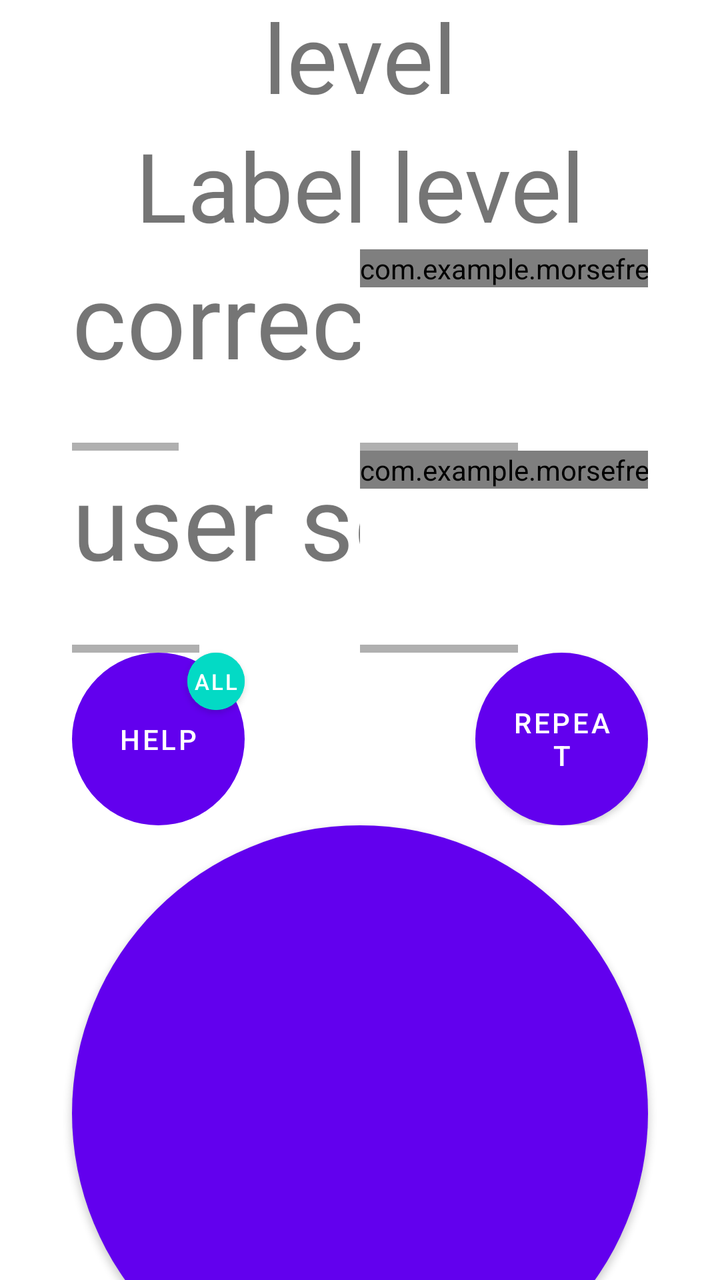
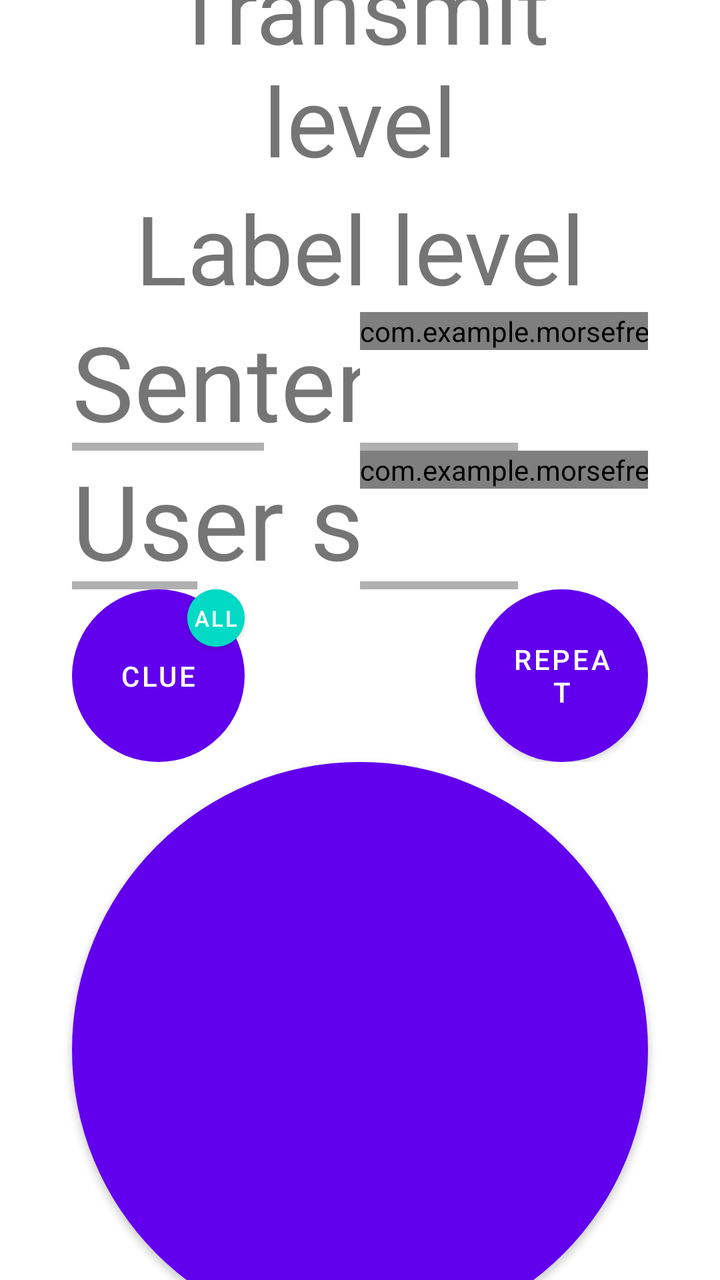

Screens rendered from an Android XML layout before and after an edit, with the pre-edit source and the edit as a unified diff.
<!-- AndroidManifest.xml: application theme Theme.MorseFree -->
<!-- res/layout/lesson_transmit.xml -->
<?xml version="1.0" encoding="utf-8"?>
<androidx.constraintlayout.widget.ConstraintLayout
    xmlns:android="http://schemas.android.com/apk/res/android"
    xmlns:app="http://schemas.android.com/apk/res-auto"
    xmlns:tools="http://schemas.android.com/tools"
    android:layout_width="match_parent"
    android:layout_height="match_parent"
    android:fitsSystemWindows="true"
    android:id="@+id/root_layout"
    tools:context=".LessonTransmit">

    <TextView
        android:layout_width="0dp"
        android:layout_height="wrap_content"
        android:gravity="center"
        android:textSize="48sp"
        android:text="@string/transmit_level"
        android:id="@+id/title_transmit_level"
        app:layout_constraintLeft_toLeftOf="parent"
        app:layout_constraintRight_toRightOf="parent"
        app:layout_constraintTop_toTopOf="parent"
        app:layout_constraintBottom_toTopOf="@+id/title_transmit_level_name"
        app:layout_constraintWidth_percent="0.8"/>
    <TextView
        android:layout_width="0dp"
        android:layout_height="wrap_content"
        android:gravity="center"
        android:textSize="48sp"
        android:text="@string/label_level"
        android:id="@+id/title_transmit_level_name"
        app:layout_constraintLeft_toLeftOf="parent"
        app:layout_constraintRight_toRightOf="parent"
        app:layout_constraintTop_toBottomOf="@+id/title_transmit_level"
        app:layout_constraintBottom_toTopOf="@+id/view_transmit_level"
        app:layout_constraintWidth_percent="0.8"/>

    <androidx.constraintlayout.widget.ConstraintLayout
        android:id="@+id/view_transmit_level"
        android:layout_width="0dp"
        android:layout_height="0dp"
        app:layout_constraintWidth_percent="0.8"
        app:layout_constraintTop_toBottomOf="@+id/title_transmit_level_name"
        app:layout_constraintBottom_toTopOf="@+id/button_transmit"
        app:layout_constraintLeft_toLeftOf="parent"
        app:layout_constraintRight_toRightOf="parent">

        <HorizontalScrollView
            android:id="@+id/correct_sentence_scroll_view"
            android:layout_width="0dp"
            android:layout_height="0dp"
            android:orientation="horizontal"
            app:layout_constraintWidth_percent="0.5"
            app:layout_constraintTop_toTopOf="parent"
            app:layout_constraintRight_toLeftOf="@id/correct_sentence_morse_scroll_view"
            app:layout_constraintLeft_toLeftOf="parent"
            app:layout_constraintBottom_toTopOf="@id/user_sentence_scroll_view">

            <TextView
                android:id="@+id/correct_sentence"
                android:layout_width="wrap_content"
                android:layout_height="wrap_content"
                android:text="correct sentence"
                android:textSize="52sp"/>
        </HorizontalScrollView>

        <HorizontalScrollView
            android:id="@+id/correct_sentence_morse_scroll_view"
            android:layout_width="0dp"
            android:layout_height="0dp"
            android:orientation="horizontal"
            app:layout_constraintWidth_percent="0.5"
            app:layout_constraintTop_toTopOf="parent"
            app:layout_constraintRight_toRightOf="parent"
            app:layout_constraintLeft_toRightOf="@id/correct_sentence_scroll_view"
            app:layout_constraintBottom_toTopOf="@id/user_sentence_morse_scroll_view">

            <com.example.morsefree.MorseGraphView
                android:id="@+id/correct_sentence_morse"
                android:layout_width="wrap_content"
                android:layout_height="wrap_content"/>
        </HorizontalScrollView>

        <HorizontalScrollView
            android:id="@+id/user_sentence_scroll_view"
            android:layout_width="0dp"
            android:layout_height="0dp"
            android:orientation="horizontal"
            app:layout_constraintWidth_percent="0.5"
            app:layout_constraintTop_toBottomOf="@id/correct_sentence_scroll_view"
            app:layout_constraintLeft_toLeftOf="parent"
            app:layout_constraintRight_toLeftOf="@id/user_sentence_morse_scroll_view"
            app:layout_constraintBottom_toTopOf="@id/button_help">

            <TextView
                android:id="@+id/user_sentence"
                android:layout_width="wrap_content"
                android:layout_height="wrap_content"
                android:text="user sentence"
                android:textSize="52sp"/>
        </HorizontalScrollView>

        <HorizontalScrollView
            android:id="@+id/user_sentence_morse_scroll_view"
            android:layout_width="0dp"
            android:layout_height="0dp"
            android:orientation="horizontal"
            app:layout_constraintWidth_percent="0.5"
            app:layout_constraintTop_toBottomOf="@id/correct_sentence_morse_scroll_view"
            app:layout_constraintRight_toRightOf="parent"
            app:layout_constraintLeft_toRightOf="@id/user_sentence_scroll_view"
            app:layout_constraintBottom_toTopOf="@id/button_help">

            <com.example.morsefree.MorseGraphView
                android:id="@+id/user_sentence_morse"
                android:layout_width="wrap_content"
                android:layout_height="wrap_content"
                app:layout_constraintLeft_toRightOf="@id/correct_sentence"
                app:layout_constraintRight_toRightOf="parent"
                app:layout_constraintTop_toBottomOf="@id/correct_sentence_morse"
                app:layout_constraintBottom_toTopOf="@id/button_repeat"/>
        </HorizontalScrollView>

        <com.google.android.material.button.MaterialButton
            android:id="@+id/button_help"
            android:layout_width="0dp"
            android:layout_height="0dp"
            android:text="help"
            android:insetLeft="0dp"
            android:insetTop="0dp"
            android:insetRight="0dp"
            android:insetBottom="0dp"
            android:stateListAnimator="@null"
            app:layout_constraintWidth_percent="0.3"
            app:layout_constraintDimensionRatio="1:1"
            app:layout_constraintBottom_toBottomOf="parent"
            app:layout_constraintLeft_toLeftOf="parent"
            app:shapeAppearanceOverlay="@style/ShapeAppearance.Circle"/>

        <com.google.android.material.button.MaterialButton
            android:id="@+id/button_repeat"
            android:layout_width="0dp"
            android:layout_height="0dp"
            android:text="repeat"
            android:insetLeft="0dp"
            android:insetTop="0dp"
            android:insetRight="0dp"
            android:insetBottom="0dp"
            app:layout_constraintWidth_percent="0.3"
            app:layout_constraintDimensionRatio="1:1"
            app:layout_constraintBottom_toBottomOf="parent"
            app:layout_constraintRight_toRightOf="parent"
            app:shapeAppearanceOverlay="@style/ShapeAppearance.Circle"/>

        <com.google.android.material.button.MaterialButton
            android:id="@+id/button_help_all"
            android:layout_width="0dp"
            android:layout_height="0dp"
            android:text="all"
            android:textSize="11sp"
            android:insetLeft="0dp"
            android:insetTop="0dp"
            android:insetRight="0dp"
            android:insetBottom="0dp"
            android:padding="0dp"
            android:backgroundTint="?attr/colorSecondary"
            app:layout_constraintWidth_percent="0.1"
            app:layout_constraintDimensionRatio="1:1"
            app:layout_constraintTop_toTopOf="@+id/button_help"
            app:layout_constraintRight_toRightOf="@+id/button_help"
            app:shapeAppearanceOverlay="@style/ShapeAppearance.Circle" />

    </androidx.constraintlayout.widget.ConstraintLayout>

    <com.google.android.material.button.MaterialButton
        android:id="@+id/button_transmit"
        android:layout_width="0dp"
        android:layout_height="0dp"
        android:insetLeft="0dp"
        android:insetTop="0dp"
        android:insetRight="0dp"
        android:insetBottom="0dp"
        app:layout_constraintBottom_toBottomOf="parent"
        app:layout_constraintDimensionRatio="1:1"
        app:layout_constraintLeft_toLeftOf="parent"
        app:layout_constraintRight_toRightOf="parent"
        app:layout_constraintTop_toBottomOf="@+id/view_transmit_level"
        app:layout_constraintWidth_percent="0.8"
        app:shapeAppearanceOverlay="@style/ShapeAppearance.Circle" />

</androidx.constraintlayout.widget.ConstraintLayout>
<!-- resources referenced by this layout -->
<resources>
  <string name="label_level">"Label level"</string>
  <string name="transmit_level">"Transmit level"</string>
  <style name="ShapeAppearance.Circle" parent="">
          <item name="cornerSize">50%</item>
      </style>
  <style name="Theme.MorseFree" parent="Theme.MaterialComponents.DayNight.NoActionBar">
          
          <item name="colorPrimary">@color/purple_500</item>
          <item name="colorPrimaryVariant">@color/purple_700</item>
          <item name="colorOnPrimary">@color/white</item>
          
          <item name="colorSecondary">@color/teal_200</item>
          <item name="colorSecondaryVariant">@color/teal_700</item>
          <item name="colorOnSecondary">@color/black</item>
          
          <item name="android:statusBarColor">?attr/colorPrimaryVariant</item>
          
      </style>
  <color name="purple_500">#FF6200EE</color>
  <color name="purple_700">#FF3700B3</color>
  <color name="white">#FFFFFFFF</color>
  <color name="teal_200">#FF03DAC5</color>
  <color name="teal_700">#FF018786</color>
  <color name="black">#FF000000</color>
</resources>

<!-- the commit's change to res/layout/lesson_transmit.xml (unified diff, before → after) -->
@@ -16,11 +16,11 @@
         android:textSize="48sp"
         android:text="@string/transmit_level"
         android:id="@+id/title_transmit_level"
+        app:layout_constraintWidth_percent="0.8"
         app:layout_constraintLeft_toLeftOf="parent"
         app:layout_constraintRight_toRightOf="parent"
         app:layout_constraintTop_toTopOf="parent"
-        app:layout_constraintBottom_toTopOf="@+id/title_transmit_level_name"
-        app:layout_constraintWidth_percent="0.8"/>
+        app:layout_constraintBottom_toTopOf="@+id/title_transmit_level_name" />
     <TextView
         android:layout_width="0dp"
         android:layout_height="wrap_content"
@@ -28,54 +28,56 @@
         android:textSize="48sp"
         android:text="@string/label_level"
         android:id="@+id/title_transmit_level_name"
+        app:layout_constraintWidth_percent="0.8"
         app:layout_constraintLeft_toLeftOf="parent"
         app:layout_constraintRight_toRightOf="parent"
         app:layout_constraintTop_toBottomOf="@+id/title_transmit_level"
-        app:layout_constraintBottom_toTopOf="@+id/view_transmit_level"
-        app:layout_constraintWidth_percent="0.8"/>
+        app:layout_constraintBottom_toTopOf="@+id/view_transmit_level" />
 
     <androidx.constraintlayout.widget.ConstraintLayout
         android:id="@+id/view_transmit_level"
         android:layout_width="0dp"
-        android:layout_height="0dp"
+        android:layout_height="wrap_content"
         app:layout_constraintWidth_percent="0.8"
         app:layout_constraintTop_toBottomOf="@+id/title_transmit_level_name"
-        app:layout_constraintBottom_toTopOf="@+id/button_transmit"
+        app:layout_constraintBottom_toTopOf="@+id/control_panel"
         app:layout_constraintLeft_toLeftOf="parent"
         app:layout_constraintRight_toRightOf="parent">
 
         <HorizontalScrollView
-            android:id="@+id/correct_sentence_scroll_view"
-            android:layout_width="0dp"
-            android:layout_height="0dp"
-            android:orientation="horizontal"
-            app:layout_constraintWidth_percent="0.5"
+            android:id="@+id/sentence_scroll_view"
+            android:layout_width="0dp"
+            android:layout_height="wrap_content"
+            android:orientation="horizontal"
+            app:layout_constraintWidth_percent="0.5"
+            app:layout_constraintHeight_percent="0.5"
             app:layout_constraintTop_toTopOf="parent"
-            app:layout_constraintRight_toLeftOf="@id/correct_sentence_morse_scroll_view"
+            app:layout_constraintRight_toLeftOf="@id/sentence_morse_scroll_view"
             app:layout_constraintLeft_toLeftOf="parent"
             app:layout_constraintBottom_toTopOf="@id/user_sentence_scroll_view">
 
             <TextView
-                android:id="@+id/correct_sentence"
+                android:id="@+id/sentence"
                 android:layout_width="wrap_content"
                 android:layout_height="wrap_content"
-                android:text="correct sentence"
+                android:text="@string/sentence"
                 android:textSize="52sp"/>
         </HorizontalScrollView>
 
         <HorizontalScrollView
-            android:id="@+id/correct_sentence_morse_scroll_view"
-            android:layout_width="0dp"
-            android:layout_height="0dp"
-            android:orientation="horizontal"
+            android:id="@+id/sentence_morse_scroll_view"
+            android:layout_width="0dp"
+            android:layout_height="0dp"
+            android:orientation="horizontal"
+            android:importantForAccessibility="no"
             app:layout_constraintWidth_percent="0.5"
             app:layout_constraintTop_toTopOf="parent"
             app:layout_constraintRight_toRightOf="parent"
-            app:layout_constraintLeft_toRightOf="@id/correct_sentence_scroll_view"
+            app:layout_constraintLeft_toRightOf="@id/sentence_scroll_view"
             app:layout_constraintBottom_toTopOf="@id/user_sentence_morse_scroll_view">
 
             <com.example.morsefree.MorseGraphView
-                android:id="@+id/correct_sentence_morse"
+                android:id="@+id/sentence_morse"
                 android:layout_width="wrap_content"
                 android:layout_height="wrap_content"/>
         </HorizontalScrollView>
@@ -83,19 +85,19 @@
         <HorizontalScrollView
             android:id="@+id/user_sentence_scroll_view"
             android:layout_width="0dp"
-            android:layout_height="0dp"
-            android:orientation="horizontal"
-            app:layout_constraintWidth_percent="0.5"
-            app:layout_constraintTop_toBottomOf="@id/correct_sentence_scroll_view"
+            android:layout_height="wrap_content"
+            android:orientation="horizontal"
+            app:layout_constraintWidth_percent="0.5"
+            app:layout_constraintTop_toBottomOf="@id/sentence_scroll_view"
             app:layout_constraintLeft_toLeftOf="parent"
             app:layout_constraintRight_toLeftOf="@id/user_sentence_morse_scroll_view"
-            app:layout_constraintBottom_toTopOf="@id/button_help">
+            app:layout_constraintBottom_toBottomOf="parent">
 
             <TextView
                 android:id="@+id/user_sentence"
                 android:layout_width="wrap_content"
                 android:layout_height="wrap_content"
-                android:text="user sentence"
+                android:text="@string/user_sentence"
                 android:textSize="52sp"/>
         </HorizontalScrollView>
 
@@ -104,27 +106,35 @@
             android:layout_width="0dp"
             android:layout_height="0dp"
             android:orientation="horizontal"
-            app:layout_constraintWidth_percent="0.5"
-            app:layout_constraintTop_toBottomOf="@id/correct_sentence_morse_scroll_view"
+            android:importantForAccessibility="no"
+            app:layout_constraintWidth_percent="0.5"
+            app:layout_constraintTop_toBottomOf="@id/sentence_morse_scroll_view"
             app:layout_constraintRight_toRightOf="parent"
             app:layout_constraintLeft_toRightOf="@id/user_sentence_scroll_view"
-            app:layout_constraintBottom_toTopOf="@id/button_help">
+            app:layout_constraintBottom_toBottomOf="parent">
 
             <com.example.morsefree.MorseGraphView
                 android:id="@+id/user_sentence_morse"
                 android:layout_width="wrap_content"
-                android:layout_height="wrap_content"
-                app:layout_constraintLeft_toRightOf="@id/correct_sentence"
-                app:layout_constraintRight_toRightOf="parent"
-                app:layout_constraintTop_toBottomOf="@id/correct_sentence_morse"
-                app:layout_constraintBottom_toTopOf="@id/button_repeat"/>
-        </HorizontalScrollView>
+                android:layout_height="wrap_content"/>
+        </HorizontalScrollView>
+    </androidx.constraintlayout.widget.ConstraintLayout>
+
+    <androidx.constraintlayout.widget.ConstraintLayout
+        android:id="@+id/control_panel"
+        android:layout_width="0dp"
+        android:layout_height="wrap_content"
+        app:layout_constraintWidth_percent="0.8"
+        app:layout_constraintBottom_toTopOf="@id/button_transmit"
+        app:layout_constraintTop_toBottomOf="@id/view_transmit_level"
+        app:layout_constraintLeft_toLeftOf="parent"
+        app:layout_constraintRight_toRightOf="parent">
 
         <com.google.android.material.button.MaterialButton
             android:id="@+id/button_help"
             android:layout_width="0dp"
             android:layout_height="0dp"
-            android:text="help"
+            android:text="@string/clue"
             android:insetLeft="0dp"
             android:insetTop="0dp"
             android:insetRight="0dp"
@@ -136,11 +146,22 @@
             app:layout_constraintLeft_toLeftOf="parent"
             app:shapeAppearanceOverlay="@style/ShapeAppearance.Circle"/>
 
+        <TextView
+            android:id="@+id/current_symbol"
+            android:layout_width="0dp"
+            android:layout_height="0dp"
+            android:gravity="center"
+            android:textSize="54sp"
+            app:layout_constraintLeft_toRightOf="@id/button_help"
+            app:layout_constraintRight_toLeftOf="@id/button_repeat"
+            app:layout_constraintTop_toTopOf="parent"
+            app:layout_constraintBottom_toBottomOf="parent"/>
+
         <com.google.android.material.button.MaterialButton
             android:id="@+id/button_repeat"
             android:layout_width="0dp"
             android:layout_height="0dp"
-            android:text="repeat"
+            android:text="@string/repeat"
             android:insetLeft="0dp"
             android:insetTop="0dp"
             android:insetRight="0dp"
@@ -155,7 +176,7 @@
             android:id="@+id/button_help_all"
             android:layout_width="0dp"
             android:layout_height="0dp"
-            android:text="all"
+            android:text="@string/all"
             android:textSize="11sp"
             android:insetLeft="0dp"
             android:insetTop="0dp"
@@ -179,11 +200,12 @@
         android:insetTop="0dp"
         android:insetRight="0dp"
         android:insetBottom="0dp"
+        android:importantForAccessibility="no"
         app:layout_constraintBottom_toBottomOf="parent"
         app:layout_constraintDimensionRatio="1:1"
         app:layout_constraintLeft_toLeftOf="parent"
         app:layout_constraintRight_toRightOf="parent"
-        app:layout_constraintTop_toBottomOf="@+id/view_transmit_level"
+        app:layout_constraintTop_toBottomOf="@id/control_panel"
         app:layout_constraintWidth_percent="0.8"
         app:shapeAppearanceOverlay="@style/ShapeAppearance.Circle" />
 
<!-- resource entries referenced after the edit -->
@@ -1,7 +1,12 @@
 <!-- resources referenced by this layout -->
 <resources>
+  <string name="all">"All"</string>
+  <string name="clue">"Clue"</string>
   <string name="label_level">"Label level"</string>
+  <string name="repeat">"Repeat"</string>
+  <string name="sentence">"Sentence"</string>
   <string name="transmit_level">"Transmit level"</string>
+  <string name="user_sentence">"User sentence"</string>
   <style name="ShapeAppearance.Circle" parent="">
           <item name="cornerSize">50%</item>
       </style>
